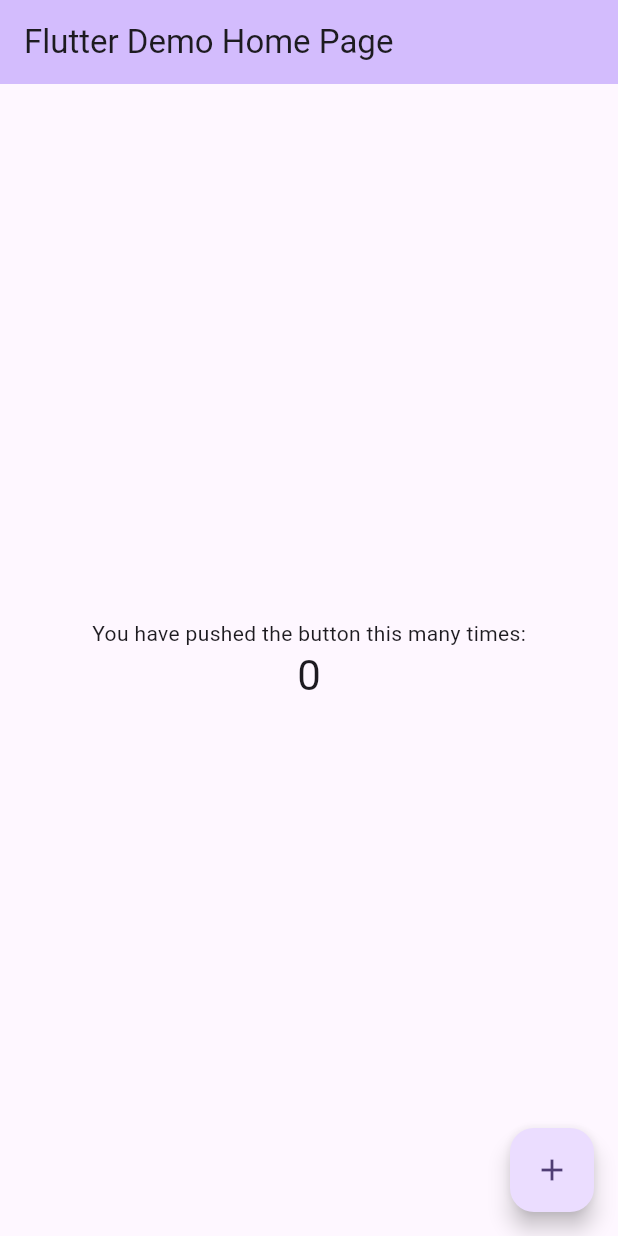
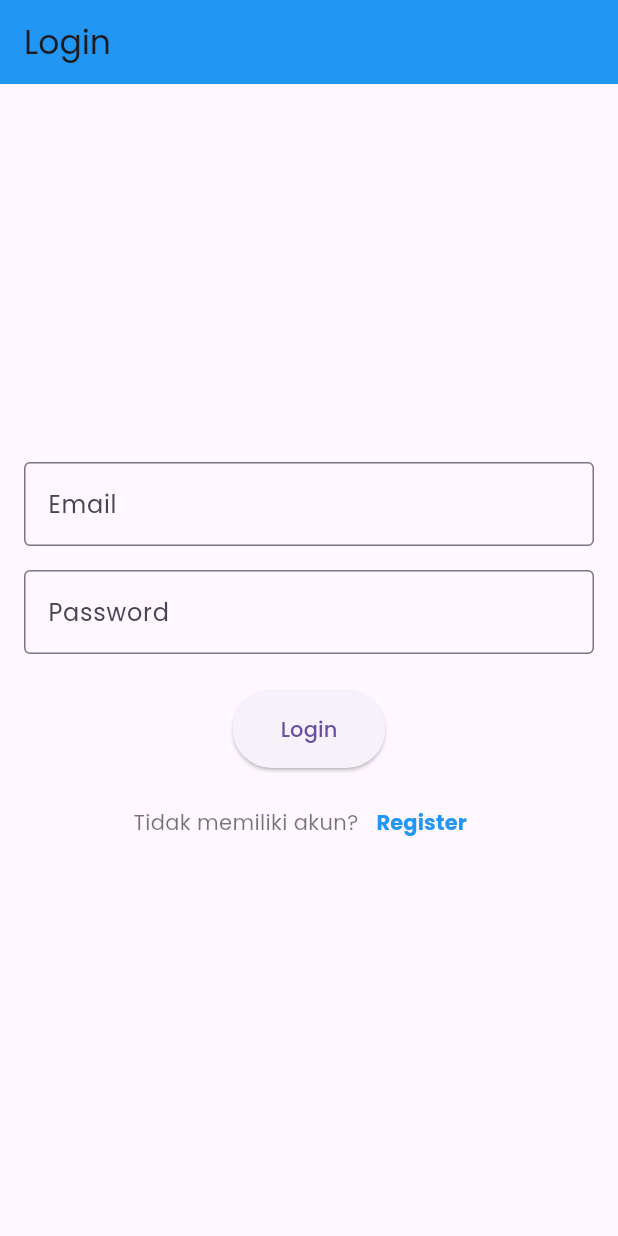
Before and after one commit to DinoFebiyan/CinemaPro, a Flutter app: the screen it shows after launch, on a phone screen of 412 x 824 dp. Run offline on Flutter 3.47's test engine with Material 3 defaults, Android fonts, the phone set to English and light mode, and no system bars; our stand-ins replace cloud_firestore, firebase_auth, firebase_core, google_fonts; accounts and stored records are empty.

Commit message:
penambahan kode untuk login dan home page untuk mengetes apakah auth berhasil, serta menambah logika auth di main

```diff
--- /dev/null
+++ b/lib/auth/login-dino.dart
@@ -0,0 +1,171 @@
+import 'package:firebase_auth/firebase_auth.dart';
+import 'package:flutter/material.dart';
+import 'register-jabir.dart';
+import '../utility/email_validator.dart';
+import '../pages/home-dino.dart';
+
+class LoginPage extends StatefulWidget {
+  const LoginPage({super.key});
+
+  @override
+  State<LoginPage> createState() => _LoginPageState();
+}
+
+class _LoginPageState extends State<LoginPage> {
+  final _formKey = GlobalKey<FormState>();
+
+  final TextEditingController emailController = TextEditingController();
+  final TextEditingController passwordController = TextEditingController();
+
+  bool _isLoading = false;
+
+  @override
+  Widget build(BuildContext context) {
+    return Scaffold(
+      appBar: AppBar(
+        title: const Text('Login'),
+        backgroundColor: Colors.blue,
+      ),
+      body: Padding(
+        padding: const EdgeInsets.all(16.0),
+        child: Form(
+          key: _formKey,
+          child: Column(
+            mainAxisAlignment: MainAxisAlignment.center,
+            children: [
+
+              TextFormField(
+                controller: emailController,
+                decoration: const InputDecoration(
+                  labelText: 'Email',
+                  border: OutlineInputBorder(),
+                ),
+                validator: (value) {
+                  if (value == null || value.isEmpty) {
+                    return 'Email wajib diisi';
+                  }
+                  if (!EmailValidator.isValidStudentEmail(value)) {
+                    return 'Email harus @student.univ.ac.id';
+                  }
+                  return null;
+                },
+              ),
+
+              const SizedBox(height: 16),
+
+              TextFormField(
+                controller: passwordController,
+                obscureText: true,
+                decoration: const InputDecoration(
+                  labelText: 'Password',
+                  border: OutlineInputBorder(),
+                ),
+                validator: (value) {
+                  if (value == null || value.isEmpty) {
+                    return 'Password wajib diisi';
+                  }
+                  if (value.length < 6) {
+                    return 'Password minimal 6 karakter';
+                  }
+                  return null;
+                },
+              ),
+
+              const SizedBox(height: 24),
+
+              _isLoading
+                  ? const CircularProgressIndicator()
+                  : ElevatedButton(
+                      onPressed: _login,
+                      style: ElevatedButton.styleFrom(
+                        padding: const EdgeInsets.symmetric(
+                          horizontal: 32,
+                          vertical: 16,
+                        ),
+                      ),
+                      child: const Text('Login'),
+                    ),
+
+              const SizedBox(height: 12),
+
+              Row(
+                mainAxisAlignment: MainAxisAlignment.center,
+                children: [
+                  const Text(
+                    "Tidak memiliki akun?",
+                    style: TextStyle(color: Colors.black54),
+                  ),
+                  TextButton(
+                    onPressed: () {
+                      Navigator.push(
+                        context,
+                        MaterialPageRoute(
+                          builder: (context) => RegisterScreen(),
+                        ),
+                      );
+                    },
+                    child: const Text(
+                      'Register',
+                      style: TextStyle(
+                        color: Colors.blue,
+                        fontWeight: FontWeight.bold,
+                      ),
+                    ),
+                  ),
+                ],
+              ),
+            ],
+          ),
+        ),
+      ),
+    );
+  }
+
+  Future<void> _login() async {
+    if (!_formKey.currentState!.validate()) {
+      return;
+    }
+
+    setState(() {
+      _isLoading = true;
+    });
+
+    try {
+      await FirebaseAuth.instance.signInWithEmailAndPassword(
+        email: emailController.text.trim(),
+        password: passwordController.text,
+      );
+
+      ScaffoldMessenger.of(context).showSnackBar(
+        const SnackBar(
+          content: Text('Login berhasil'),
+          backgroundColor: Colors.green,
+        ),
+      );
+
+      Navigator.pushReplacement(
+        context,
+        MaterialPageRoute(builder: (context) => HomePage()),
+      );
+
+    } on FirebaseAuthException catch (e) {
+      ScaffoldMessenger.of(context).showSnackBar(
+        SnackBar(
+          content: Text('Login gagal: ${e.message}'),
+          backgroundColor: Colors.red,
+        ),
+      );
+    } finally {
+      setState(() {
+        _isLoading = false;
+      });
+    }
+  }
+
+  @override
+  void dispose() {
+    emailController.dispose();
+    passwordController.dispose();
+    super.dispose();
+  }
+}
--- a/lib/auth/register-jabir.dart
+++ b/lib/auth/register-jabir.dart
@@ -4,6 +4,8 @@ import 'package:flutter/material.dart';
 import '../utility/email_validator.dart'; // Import the email validator from utility folder
 
 class RegisterScreen extends StatefulWidget {
+  const RegisterScreen({super.key});
+
   @override
   _RegisterScreenState createState() => _RegisterScreenState();
 }
--- a/lib/main.dart
+++ b/lib/main.dart
@@ -1,122 +1,74 @@
 import 'package:flutter/material.dart';
+import 'package:firebase_core/firebase_core.dart';
+import 'package:firebase_auth/firebase_auth.dart';
+import 'package:cloud_firestore/cloud_firestore.dart';
+import 'package:google_fonts/google_fonts.dart';
+import 'pages/home-dino.dart';
+import 'auth/login-dino.dart';
 
-void main() {
-  runApp(const MyApp());
+
+void main() async {
+  WidgetsFlutterBinding.ensureInitialized();
+  await Firebase.initializeApp();
+  runApp(const MyApp_dino());
 }
 
-class MyApp extends StatelessWidget {
-  const MyApp({super.key});
+class MyApp_dino extends StatelessWidget {
+  const MyApp_dino({super.key});
 
-  // This widget is the root of your application.
   @override
   Widget build(BuildContext context) {
     return MaterialApp(
-      title: 'Flutter Demo',
+      title: 'CinemaPro',
       theme: ThemeData(
-        // This is the theme of your application.
-        //
-        // TRY THIS: Try running your application with "flutter run". You'll see
-        // the application has a purple toolbar. Then, without quitting the app,
-        // try changing the seedColor in the colorScheme below to Colors.green
-        // and then invoke "hot reload" (save your changes or press the "hot
-        // reload" button in a Flutter-supported IDE, or press "r" if you used
-        // the command line to start the app).
-        //
-        // Notice that the counter didn't reset back to zero; the application
-        // state is not lost during the reload. To reset the state, use hot
-        // restart instead.
-        //
-        // This works for code too, not just values: Most code changes can be
-        // tested with just a hot reload.
-        colorScheme: ColorScheme.fromSeed(seedColor: Colors.deepPurple),
+        primarySwatch: Colors.blue,
+        textTheme: GoogleFonts.poppinsTextTheme(Theme.of(context).textTheme),
       ),
-      home: const MyHomePage(title: 'Flutter Demo Home Page'),
+      debugShowCheckedModeBanner: false,
+      home: const initialScreen_dino(),
     );
   }
 }
 
-class MyHomePage extends StatefulWidget {
-  const MyHomePage({super.key, required this.title});
-
-  // This widget is the home page of your application. It is stateful, meaning
-  // that it has a State object (defined below) that contains fields that affect
-  // how it looks.
-
-  // This class is the configuration for the state. It holds the values (in this
-  // case the title) provided by the parent (in this case the App widget) and
-  // used by the build method of the State. Fields in a Widget subclass are
-  // always marked "final".
-
-  final String title;
-
-  @override
-  State<MyHomePage> createState() => _MyHomePageState();
-}
-
-class _MyHomePageState extends State<MyHomePage> {
-  int _counter = 0;
-
-  void _incrementCounter() {
-    setState(() {
-      // This call to setState tells the Flutter framework that something has
-      // changed in this State, which causes it to rerun the build method below
-      // so that the display can reflect the updated values. If we changed
-      // _counter without calling setState(), then the build method would not be
-      // called again, and so nothing would appear to happen.
-      _counter++;
-    });
-  }
+class initialScreen_dino extends StatelessWidget {
+  const initialScreen_dino({super.key});
 
   @override
   Widget build(BuildContext context) {
-    // This method is rerun every time setState is called, for instance as done
-    // by the _incrementCounter method above.
-    //
-    // The Flutter framework has been optimized to make rerunning build methods
-    // fast, so that you can just rebuild anything that needs updating rather
-    // than having to individually change instances of widgets.
-    return Scaffold(
-      appBar: AppBar(
-        // TRY THIS: Try changing the color here to a specific color (to
-        // Colors.amber, perhaps?) and trigger a hot reload to see the AppBar
-        // change color while the other colors stay the same.
-        backgroundColor: Theme.of(context).colorScheme.inversePrimary,
-        // Here we take the value from the MyHomePage object that was created by
-        // the App.build method, and use it to set our appbar title.
-        title: Text(widget.title),
-      ),
-      body: Center(
-        // Center is a layout widget. It takes a single child and positions it
-        // in the middle of the parent.
-        child: Column(
-          // Column is also a layout widget. It takes a list of children and
-          // arranges them vertically. By default, it sizes itself to fit its
-          // children horizontally, and tries to be as tall as its parent.
-          //
-          // Column has various properties to control how it sizes itself and
-          // how it positions its children. Here we use mainAxisAlignment to
-          // center the children vertically; the main axis here is the vertical
-          // axis because Columns are vertical (the cross axis would be
-          // horizontal).
-          //
-          // TRY THIS: Invoke "debug painting" (choose the "Toggle Debug Paint"
-          // action in the IDE, or press "p" in the console), to see the
-          // wireframe for each widget.
-          mainAxisAlignment: MainAxisAlignment.center,
-          children: <Widget>[
-            const Text('You have pushed the button this many times:'),
-            Text(
-              '$_counter',
-              style: Theme.of(context).textTheme.headlineMedium,
-            ),
-          ],
-        ),
-      ),
-      floatingActionButton: FloatingActionButton(
-        onPressed: _incrementCounter,
-        tooltip: 'Increment',
-        child: const Icon(Icons.add),
-      ), // This trailing comma makes auto-formatting nicer for build methods.
+    return StreamBuilder<User?>(
+      stream: FirebaseAuth.instance.authStateChanges(),
+      builder: (context, snapshot) {
+        if (snapshot.connectionState == ConnectionState.waiting) {
+          return const Scaffold(
+            body: Center(child: CircularProgressIndicator()),
+          );
+        }
+
+        if (snapshot.hasData && snapshot.data != null) {
+          return FutureBuilder<DocumentSnapshot>(
+            future: FirebaseFirestore.instance
+                .collection('users')
+                .doc(snapshot.data!.uid)
+                .get(),
+            builder: (context, userSnapshot) {
+              if (userSnapshot.connectionState == ConnectionState.waiting) {
+                return const Scaffold(
+                  body: Center(child: CircularProgressIndicator()),
+                );
+              }
+
+              if (userSnapshot.hasData && userSnapshot.data!.exists) {
+                return HomePage();
+              } else {
+                return const Scaffold(
+                  body: Center(child: Text('Gagal memuat data user')),
+                );
+              }
+            },
+          );
+        }
+        return const LoginPage();
+      },
     );
   }
 }
--- a/pubspec.yaml
+++ b/pubspec.yaml
@@ -37,6 +37,7 @@ dependencies:
   firebase_core: ^4.2.1
   firebase_auth: ^6.1.2
   cloud_firestore: ^6.1.0
+  google_fonts: ^6.3.2
 
 dev_dependencies:
   flutter_test:
```
Also changed, not shown: lib/pages/home-dino.dart (added, +44 -0 lines), lib/firebase_options.dart, pubspec.lock, 2 other files.
